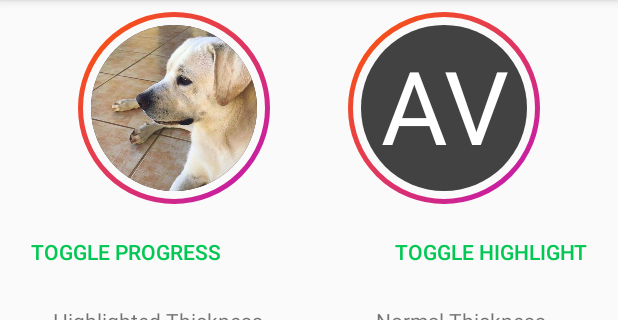
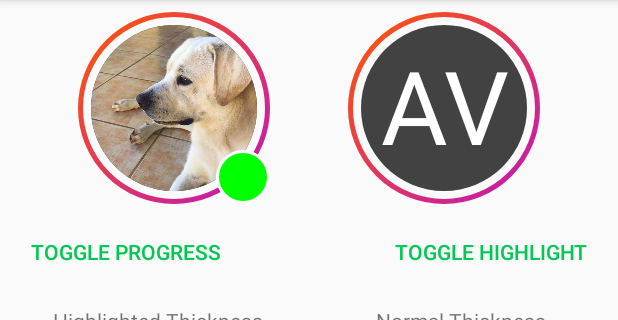
Before and after one commit to vitorhugods/AvatarView, an Android app: the screen it shows after launch (MainActivity), on a phone screen of 412 x 824 dp, the part 84-404 px from its top. Run offline under Robolectric (Android 15) with nearby library versions, the phone set to English and light mode, and no system bars; libraries missing offline, so code that uses them is left out: com.flask.colorpicker, com.xw.repo; plain views replace BubbleSeekBar; 9 statements that could not run were skipped.

Commit message:
Add badge to sample layout

```diff
--- a/app/src/main/res/layout/activity_main.xml
+++ b/app/src/main/res/layout/activity_main.xml
@@ -16,6 +16,10 @@
         app:avvy_border_color_end="@color/grey400"
         app:avvy_border_highlight_color="#ff5900"
         app:avvy_border_highlight_color_end="#bf15bc"
+        app:avvy_show_badge="true"
+        app:avvy_badge_radius="18dp"
+        app:avvy_badge_stroke_width="2dp"
+        app:avvy_badge_stroke_color="@color/white"
         app:avvy_border_thickness="2dp"
         app:avvy_border_thickness_highlight="3dp"
         app:avvy_circle_background_color="@color/grey800"
```
